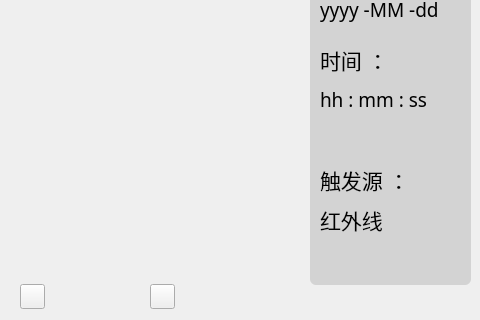
First picture: the form in ZooFence_Pi/page8.ui, repository Isabella98Liu/ZooFence_RaspberryPi, before the edit; both pictures show x 100 to 580 and y 96 to 416 of the 580 by 416 pixel window.
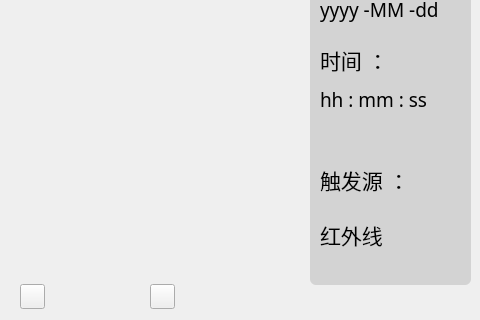
Second picture: the form after the edit. Icons and pictures are not drawn.

```diff
--- a/ZooFence_Pi/page8.ui
+++ b/ZooFence_Pi/page8.ui
@@ -153,9 +153,9 @@
    <property name="geometry">
     <rect>
      <x>420</x>
-     <y>300</y>
+     <y>290</y>
      <width>141</width>
-     <height>31</height>
+     <height>81</height>
     </rect>
    </property>
    <property name="font">
```
